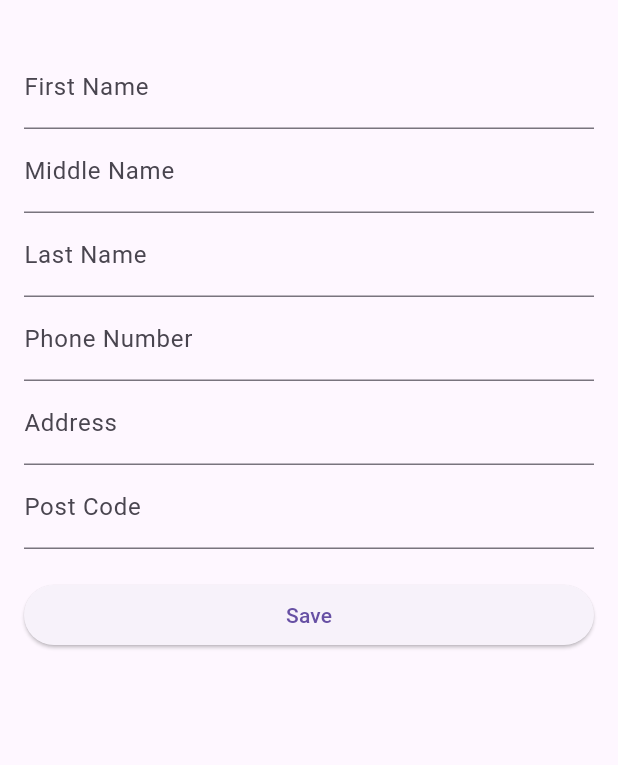
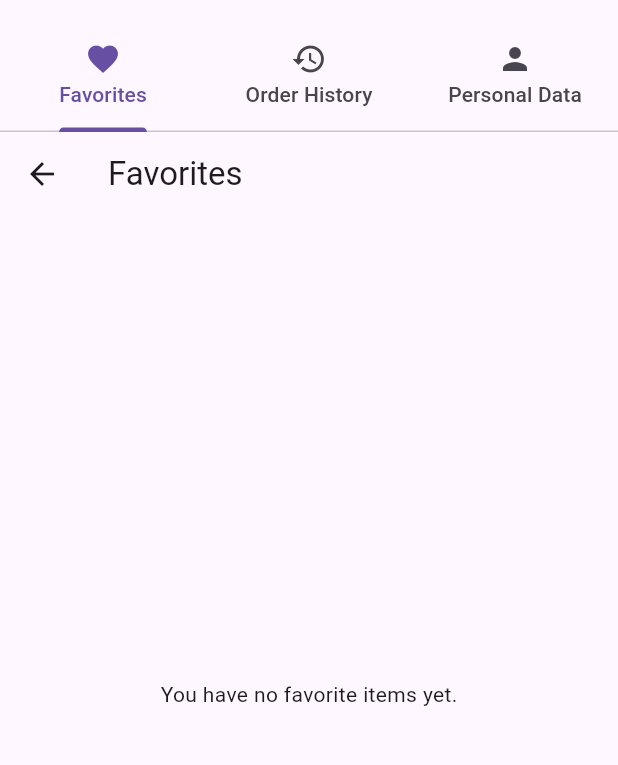
Before and after one commit to Niklaus48/myapp, a Flutter app: the ProfileScreen screen opened directly, on a phone screen of 412 x 824 dp, the part 63-828 px from its top. Run offline on Flutter 3.47's test engine with Material 3 defaults, Android fonts, the phone set to English and light mode, and no system bars; our stand-ins replace cloud_firestore, firebase_auth, firebase_core, google_fonts; accounts and stored records are empty; network calls fail; statements that could not run were skipped.

Commit message:
seperate profile page

```diff
--- /dev/null
+++ b/lib/views/profile/favorites_screen.dart
@@ -0,0 +1,18 @@
+
+import 'package:flutter/material.dart';
+
+class FavoritesScreen extends StatelessWidget {
+  const FavoritesScreen({super.key});
+
+  @override
+  Widget build(BuildContext context) {
+    return Scaffold(
+      appBar: AppBar(
+        title: const Text('Favorites'),
+      ),
+      body: const Center(
+        child: Text('You have no favorite items yet.'),
+      ),
+    );
+  }
+}
--- a/lib/views/profile/profile_screen.dart
+++ b/lib/views/profile/profile_screen.dart
@@ -1,107 +1,35 @@
 
 import 'package:flutter/material.dart';
-import 'package:myapp/models/user.dart';
-import 'package:myapp/viewmodels/user_viewmodel.dart';
-import 'package:provider/provider.dart';
+import 'package:myapp/views/profile/favorites_screen.dart';
+import 'package:myapp/views/profile/order_history_screen.dart';
+import 'package:myapp/views/profile/personal_data_screen.dart';
 
-class ProfileScreen extends StatefulWidget {
+class ProfileScreen extends StatelessWidget {
   const ProfileScreen({super.key});
 
   @override
-  State<ProfileScreen> createState() => _ProfileScreenState();
-}
-
-class _ProfileScreenState extends State<ProfileScreen> {
-  final _formKey = GlobalKey<FormState>();
-  late TextEditingController _firstNameController;
-  late TextEditingController _middleNameController;
-  late TextEditingController _lastNameController;
-  late TextEditingController _phoneNumberController;
-  late TextEditingController _addressController;
-  late TextEditingController _postCodeController;
-
-  @override
-  void initState() {
-    super.initState();
-    final userViewModel = Provider.of<UserViewModel>(context, listen: false);
-    userViewModel.loadUser();
-    _firstNameController = TextEditingController(text: userViewModel.user?.firstName);
-    _middleNameController =
-        TextEditingController(text: userViewModel.user?.middleName);
-    _lastNameController = TextEditingController(text: userViewModel.user?.lastName);
-    _phoneNumberController =
-        TextEditingController(text: userViewModel.user?.phoneNumber);
-    _addressController = TextEditingController(text: userViewModel.user?.address);
-    _postCodeController = TextEditingController(text: userViewModel.user?.postCode);
-  }
-
-  @override
   Widget build(BuildContext context) {
-    final userViewModel = Provider.of<UserViewModel>(context);
-
-    return Scaffold(
-      appBar: AppBar(
-        title: const Text('Profile'),
+    return DefaultTabController(
+      length: 3,
+      child: Scaffold(
+        appBar: AppBar(
+          title: const Text('Profile'),
+          bottom: const TabBar(
+            tabs: [
+              Tab(icon: Icon(Icons.favorite), text: 'Favorites'),
+              Tab(icon: Icon(Icons.history), text: 'Order History'),
+              Tab(icon: Icon(Icons.person), text: 'Personal Data'),
+            ],
+          ),
+        ),
+        body: const TabBarView(
+          children: [
+            FavoritesScreen(),
+            OrderHistoryScreen(),
+            PersonalDataScreen(),
+          ],
+        ),
       ),
-      body: userViewModel.user == null
-          ? const Center(child: CircularProgressIndicator())
-          : Padding(
-              padding: const EdgeInsets.all(16.0),
-              child: Form(
-                key: _formKey,
-                child: ListView(
-                  children: [
-                    TextFormField(
-                      controller: _firstNameController,
-                      decoration: const InputDecoration(labelText: 'First Name'),
-                    ),
-                    TextFormField(
-                      controller: _middleNameController,
-                      decoration: const InputDecoration(labelText: 'Middle Name'),
-                    ),
-                    TextFormField(
-                      controller: _lastNameController,
-                      decoration: const InputDecoration(labelText: 'Last Name'),
-                    ),
-                    TextFormField(
-                      controller: _phoneNumberController,
-                      decoration: const InputDecoration(labelText: 'Phone Number'),
-                    ),
-                    TextFormField(
-                      controller: _addressController,
-                      decoration: const InputDecoration(labelText: 'Address'),
-                    ),
-                    TextFormField(
-                      controller: _postCodeController,
-                      decoration: const InputDecoration(labelText: 'Post Code'),
-                    ),
-                    const SizedBox(height: 20),
-                    ElevatedButton(
-                      onPressed: () {
-                        if (_formKey.currentState!.validate()) {
-                          final updatedUser = User(
-                            uid: userViewModel.user!.uid,
-                            email: userViewModel.user!.email,
-                            firstName: _firstNameController.text,
-                            middleName: _middleNameController.text,
-                            lastName: _lastNameController.text,
-                            phoneNumber: _phoneNumberController.text,
-                            address: _addressController.text,
-                            postCode: _postCodeController.text,
-                          );
-                          userViewModel.updateUser(updatedUser);
-                          ScaffoldMessenger.of(context).showSnackBar(
-                            const SnackBar(
-                                content: Text('Profile updated successfully')),
-                          );
-                        }
-                      },
-                      child: const Text('Save'),
-                    ),
-                  ],
-                ),
-              ),
-            ),
     );
   }
 }
```
Also changed, not shown: lib/views/profile/order_history_screen.dart (added, +18 -0 lines), lib/views/profile/personal_data_screen.dart (added, +104 -0 lines), 1 other file.
